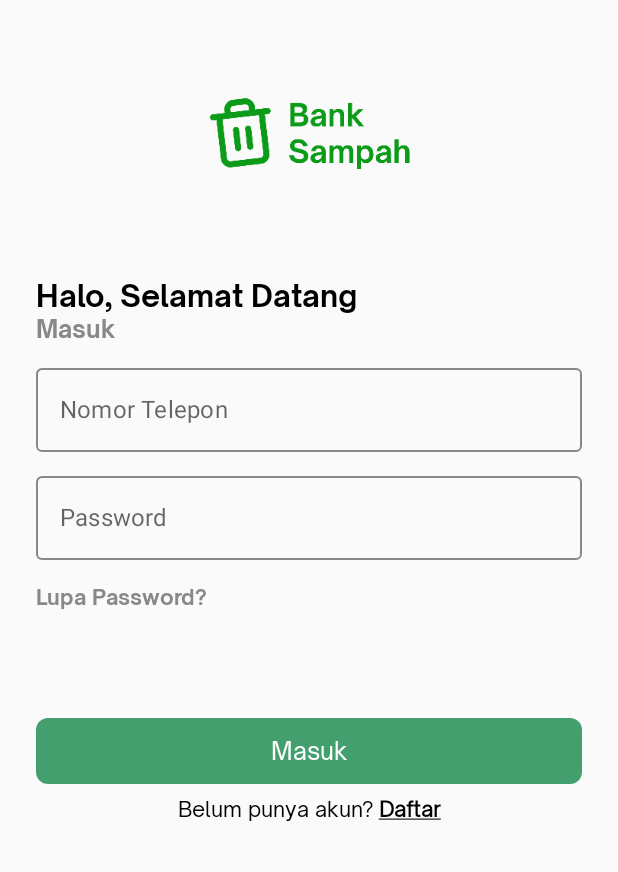
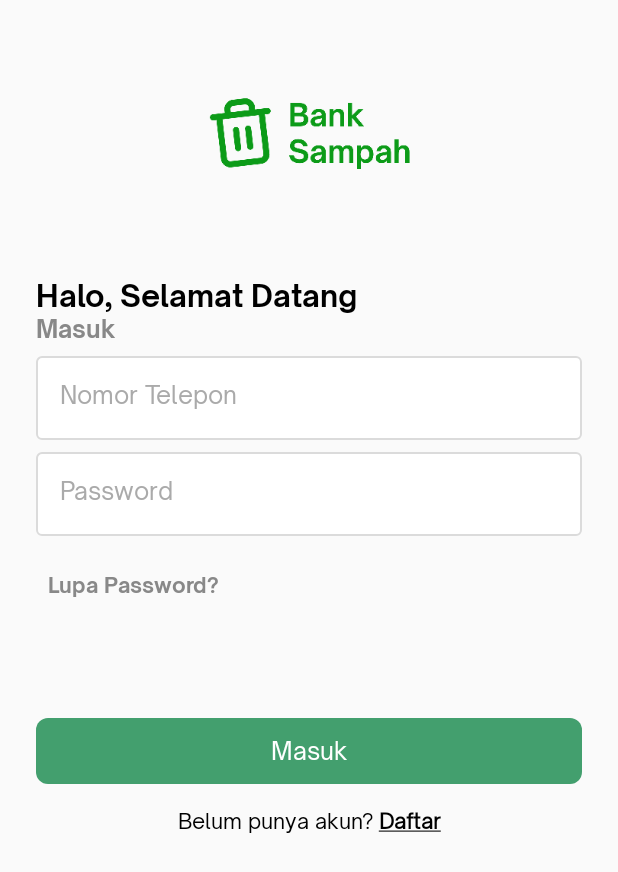
Before and after one commit to fahmirumagutawan/Jetpack-BankSampahRW5, an Android app built with Jetpack Compose: the LoginScreen screen opened through its navigation route, on a phone screen of 412 x 824 dp. Shown: the top 872 px of the screen. Run offline under Robolectric (Android 15) with nearby library versions, the phone set to English and light mode, and no system bars; our stand-ins replace Dagger/Hilt's generated code, Firebase (no records; nobody signed in at launch, a user with empty details on screens opened directly).

Commit message:
Some minor updates

```diff
--- a/app/src/main/java/com/filkom/banksampahdelima/DelimaContent.kt
+++ b/app/src/main/java/com/filkom/banksampahdelima/DelimaContent.kt
@@ -43,14 +43,16 @@ fun DelimaNavHost(mainViewModel: MainViewModel) {
                 navigateToOnboard = {
                     navController.navigate(route = AppNavRoute.OnboardScreen.name)
                 },
-                navigateToLogin = { /*TODO*/ },
+                navigateToLogin = {
+                    navController.navigate(route = AppNavRoute.LoginScreen.name)
+                },
                 navigateToHome = { /*TODO*/ }
             )
         }
 
         composable(route = AppNavRoute.OnboardScreen.name) {
             OnboardScreen(
-                navigateToLogin = {  navController.navigate(route = AppNavRoute.LoginScreen.name) },
+                navigateToLogin = { navController.navigate(route = AppNavRoute.LoginScreen.name) },
                 navigateToRegister = { navController.navigate(route = AppNavRoute.SignupScreen.name) })
         }
 
--- /dev/null
+++ b/app/src/main/java/com/filkom/banksampahdelima/component/AppTextInput.kt
@@ -0,0 +1,122 @@
+package com.filkom.banksampahdelima.component
+
+import androidx.compose.foundation.layout.Arrangement
+import androidx.compose.foundation.layout.Column
+import androidx.compose.foundation.layout.Row
+import androidx.compose.foundation.shape.RoundedCornerShape
+import androidx.compose.foundation.text.KeyboardActions
+import androidx.compose.foundation.text.KeyboardOptions
+import androidx.compose.material.Icon
+import androidx.compose.material.MaterialTheme
+import androidx.compose.material.OutlinedTextField
+import androidx.compose.material.TextFieldDefaults
+import androidx.compose.runtime.Composable
+import androidx.compose.ui.Alignment
+import androidx.compose.ui.Modifier
+import androidx.compose.ui.graphics.Color
+import androidx.compose.ui.graphics.Shape
+import androidx.compose.ui.text.TextStyle
+import androidx.compose.ui.text.input.VisualTransformation
+import androidx.compose.ui.unit.Dp
+import androidx.compose.ui.unit.dp
+import coil.compose.rememberAsyncImagePainter
+import com.filkom.banksampahdelima.R
+import com.filkom.banksampahdelima.ui.theme.AppColor
+
+@Composable
+fun AppTextInputNormal(
+    modifier: Modifier = Modifier,
+    contentSpacing: Dp = 4.dp,
+    showWarningMessage: Boolean = false,
+    warningMessage: String = "",
+    label: String = "",
+    placeHolder: String,
+    textStyle: TextStyle = TextType.Body1.style,
+    value: String,
+    onValueChange: (String) -> Unit,
+    shape: Shape = RoundedCornerShape(4.dp),
+    enabled: Boolean = true,
+    readOnly: Boolean = false,
+    leadingIcon: @Composable (() -> Unit)? = null,
+    trailingIcon: @Composable (() -> Unit)? = null,
+    isError: Boolean = false,
+    visualTransformation: VisualTransformation = VisualTransformation.None,
+    keyboardOptions: KeyboardOptions = KeyboardOptions.Default,
+    keyboardActions: KeyboardActions = KeyboardActions.Default,
+    singleLine: Boolean = false,
+    maxLines: Int = Int.MAX_VALUE,
+    textColor: Color = AppColor.Black,
+    placeHolderColor: Color = AppColor.GrayPlaceholder,
+    disabledTextColor: Color = AppColor.GrayDisabled,
+    backgroundColor: Color = if (enabled) AppColor.White else AppColor.GrayDisabled,
+    cursorColor: Color = AppColor.Black,
+    errorCursorColor: Color = AppColor.Error,
+    focusedIndicatorColor: Color = AppColor.Primary500,
+    unfocusedIndicatorColor: Color = AppColor.GrayDisabled,
+    disabledIndicatorColor: Color = AppColor.GrayDisabled,
+    errorIndicatorColor: Color = AppColor.Error
+) {
+    Column(verticalArrangement = Arrangement.spacedBy(contentSpacing)) {
+        if (label.isNotEmpty()) {
+            AppText(text = label, textType = TextType.Body1)
+        }
+        OutlinedTextField(
+            modifier = modifier,
+            shape = shape,
+            readOnly = readOnly,
+            leadingIcon = leadingIcon,
+            trailingIcon = trailingIcon,
+            isError = isError,
+            visualTransformation = visualTransformation,
+            keyboardOptions = keyboardOptions,
+            keyboardActions = keyboardActions,
+            singleLine = singleLine,
+            maxLines = maxLines,
+            value = value,
+            onValueChange = onValueChange,
+            colors = TextFieldDefaults.textFieldColors(
+                textColor = textColor,
+                disabledTextColor = disabledTextColor,
+                backgroundColor = backgroundColor,
+                cursorColor = cursorColor,
+                errorCursorColor = errorCursorColor,
+                focusedIndicatorColor = focusedIndicatorColor,
+                unfocusedIndicatorColor = unfocusedIndicatorColor,
+                disabledIndicatorColor = disabledIndicatorColor,
+                errorIndicatorColor = errorIndicatorColor
+            ),
+            placeholder = {
+                AppText(
+                    text = placeHolder,
+                    textType = TextType.Body1,
+                    color = placeHolderColor
+                )
+            },
+            textStyle = textStyle
+        )
+
+        if (showWarningMessage) {
+            Row(
+                horizontalArrangement = Arrangement.spacedBy(8.dp),
+                verticalAlignment = Alignment.CenterVertically
+            ) {
+                Icon(
+                    painter = rememberAsyncImagePainter(model = R.drawable.ic_alert),
+                    contentDescription = "Alert icon",
+                    tint = when {
+                        isError -> AppColor.Error
+                        else -> AppColor.GrayPlaceholder
+                    }
+                )
+                AppText(
+                    text = warningMessage,
+                    textType = TextType.Body2,
+                    color = when {
+                        isError -> AppColor.Error
+                        else -> AppColor.GrayPlaceholder
+                    }
+                )
+            }
+        }
+    }
+}
--- a/app/src/main/java/com/filkom/banksampahdelima/screen/OnboardScreen.kt
+++ b/app/src/main/java/com/filkom/banksampahdelima/screen/OnboardScreen.kt
@@ -2,6 +2,7 @@ package com.filkom.banksampahdelima.screen
 
 import androidx.compose.foundation.layout.Arrangement
 import androidx.compose.foundation.layout.Arrangement.Absolute.SpaceBetween
+import androidx.compose.foundation.layout.Box
 import androidx.compose.foundation.layout.Column
 import androidx.compose.foundation.layout.Row
 import androidx.compose.foundation.layout.Spacer
@@ -14,6 +15,7 @@ import androidx.compose.foundation.lazy.LazyColumn
 import androidx.compose.runtime.Composable
 import androidx.compose.runtime.rememberCoroutineScope
 import androidx.compose.ui.Alignment
+import androidx.compose.ui.Alignment.Companion.Center
 import androidx.compose.ui.Alignment.Companion.CenterVertically
 import androidx.compose.ui.Modifier
 import androidx.compose.ui.platform.LocalConfiguration
@@ -44,6 +46,7 @@ fun OnboardScreen(
     val imgWidth = LocalConfiguration.current.screenWidthDp / 1.5
     val pagerState = rememberPagerState()
     val coroutineScope = rememberCoroutineScope()
+    val halfHeight = LocalConfiguration.current.screenHeightDp / 2
 
     //Function
 
@@ -55,22 +58,28 @@ fun OnboardScreen(
         OnboardItem.values()[index].let { item ->
             LazyColumn(
                 modifier = Modifier
-                    .padding(32.dp)
+                    .padding(horizontal = 32.dp)
                     .fillMaxSize(),
-                verticalArrangement = Arrangement.SpaceBetween,
                 horizontalAlignment = Alignment.CenterHorizontally
             ) {
                 //Img
                 item {
+                    Box(modifier = Modifier.height(halfHeight.dp), contentAlignment = Center) {
                         AsyncImage(
                             modifier = Modifier.width(imgWidth.dp),
                             model = item.imgId,
                             contentDescription = item.name
                         )
                     }
+                }
 
                 //Title & Content
                 item {
+                    Column(
+                        modifier = Modifier.height(halfHeight.dp),
+                        verticalArrangement = Arrangement.SpaceBetween
+                    ) {
+                        //Texts
                         Column(verticalArrangement = Arrangement.spacedBy(8.dp)) {
                             AppText(text = item.title, textType = TextType.H1)
 
@@ -102,12 +111,10 @@ fun OnboardScreen(
                                 }
                             }
                         }
-                }
 
-                //Bottom section
-                item {
+                        //Btns
                         Row(
-                        modifier = Modifier.fillMaxWidth(),
+                            modifier = Modifier.fillMaxWidth().padding(bottom = 32.dp),
                             verticalAlignment = CenterVertically,
                             horizontalArrangement = SpaceBetween
                         ) {
@@ -142,6 +149,7 @@ fun OnboardScreen(
             }
         }
     }
+}
 
 enum class OnboardItem(
     val imgId: Int,
--- a/app/src/main/java/com/filkom/banksampahdelima/screen/auth/LoginScreen.kt
+++ b/app/src/main/java/com/filkom/banksampahdelima/screen/auth/LoginScreen.kt
@@ -28,6 +28,8 @@ import coil.compose.AsyncImage
 import com.filkom.banksampahdelima.R
 import com.filkom.banksampahdelima.component.AppButton
 import com.filkom.banksampahdelima.component.AppText
+import com.filkom.banksampahdelima.component.AppTextButton
+import com.filkom.banksampahdelima.component.AppTextInputNormal
 import com.filkom.banksampahdelima.component.TextType
 import com.filkom.banksampahdelima.viewmodel.LoginViewModel
 
@@ -67,54 +69,87 @@ fun LoginScreen(
 
         // Phone Number
         Spacer(modifier = Modifier.height(8.dp))
-        OutlinedTextField(
+//        OutlinedTextField(
+//            value = viewModel.phoneNumberState.value,
+//            onValueChange = {
+//                viewModel.phoneNumberState.value = it
+//            },
+//            label = {
+//                Text(text = "Nomor Telepon")
+//            },
+//            singleLine = true,
+//            maxLines = 1,
+//            colors = TextFieldDefaults.outlinedTextFieldColors(
+//                focusedBorderColor = Color.Gray,
+//                unfocusedBorderColor = Color.Gray,
+//                focusedLabelColor = Color.Gray
+//            ),
+//            keyboardOptions = KeyboardOptions(
+//                keyboardType = KeyboardType.Number,
+//                imeAction = ImeAction.Done
+//            ),
+//            modifier = Modifier.fillMaxWidth()
+//        )
+        AppTextInputNormal(
+            modifier = Modifier.fillMaxWidth(),
+            placeHolder = "Nomor Telepon",
             value = viewModel.phoneNumberState.value,
+            keyboardOptions = KeyboardOptions(keyboardType = KeyboardType.Decimal),
             onValueChange = {
+                viewModel.phoneNumberFirstState.value = false
                 viewModel.phoneNumberState.value = it
             },
-            label = {
-                Text(text = "Nomor Telepon")
-            },
-            singleLine = true,
-            maxLines = 1,
-            colors = TextFieldDefaults.outlinedTextFieldColors(
-                focusedBorderColor = Color.Gray,
-                unfocusedBorderColor = Color.Gray,
-                focusedLabelColor = Color.Gray
-            ),
-            keyboardOptions = KeyboardOptions(
-                keyboardType = KeyboardType.Number,
-                imeAction = ImeAction.Done
-            ),
-            modifier = Modifier.fillMaxWidth()
+            isError = !viewModel.isPhoneNumberValid.value
+                    || !viewModel.isPhoneNumberNotEmpty.value,
+            showWarningMessage = !viewModel.isPhoneNumberValid.value
+                    || !viewModel.isPhoneNumberNotEmpty.value,
+            warningMessage = "Pastikan format nomor anda benar"
         )
 
         // Password
         Spacer(modifier = Modifier.height(8.dp))
-        OutlinedTextField(
+//        OutlinedTextField(
+//            value = viewModel.passwordState.value,
+//            onValueChange = {
+//                viewModel.passwordState.value = it
+//            },
+//            label = {
+//                Text(text = "Password")
+//            },
+//            singleLine = true,
+//            maxLines = 1,
+//            visualTransformation = PasswordVisualTransformation(),
+//            colors = TextFieldDefaults.outlinedTextFieldColors(
+//                focusedBorderColor = Color.Gray,
+//                unfocusedBorderColor = Color.Gray,
+//                focusedLabelColor = Color.Gray
+//            ),
+//            modifier = Modifier.fillMaxWidth()
+//        )
+        AppTextInputNormal(
+            modifier = Modifier.fillMaxWidth(),
+            placeHolder = "Password",
             value = viewModel.passwordState.value,
+            visualTransformation = PasswordVisualTransformation(),
             onValueChange = {
+                viewModel.passwordFirstState.value = false
                 viewModel.passwordState.value = it
             },
-            label = {
-                Text(text = "Password")
-            },
-            singleLine = true,
-            maxLines = 1,
-            visualTransformation = PasswordVisualTransformation(),
-            colors = TextFieldDefaults.outlinedTextFieldColors(
-                focusedBorderColor = Color.Gray,
-                unfocusedBorderColor = Color.Gray,
-                focusedLabelColor = Color.Gray
-            ),
-            modifier = Modifier.fillMaxWidth()
+            isError = !viewModel.isPasswordValid.value
+                    || !viewModel.isPasswordNotEmpty.value,
+            showWarningMessage = !viewModel.isPasswordValid.value
+                    || !viewModel.isPasswordNotEmpty.value,
+            warningMessage = "Pastikan password sepanjang 6 huruf atau lebih"
         )
+
         Spacer(modifier = Modifier.height(16.dp))
+        AppTextButton(onClick = navigateToForgetPassword) {
             AppText(
                 text = "Lupa Password?",
                 textType = TextType.H5,
                 color = Color.Gray
             )
+        }
 
         // Button
         Spacer(modifier = Modifier.height(72.dp))
@@ -133,6 +168,7 @@ fun LoginScreen(
             modifier = Modifier.fillMaxWidth(),
             horizontalAlignment = Alignment.CenterHorizontally
         ) {
+            AppTextButton(onClick = navigateToSignup) {
                 Text(
                     text = buildAnnotatedString {
                         append("Belum punya akun? ")
@@ -146,11 +182,9 @@ fun LoginScreen(
                         }
                     },
                     fontFamily = FontFamily(Font(R.font.opensauceone_regular)),
-                fontSize = 14.sp,
-                modifier = Modifier.clickable {
-                    navigateToSignup()
-                }
+                    fontSize = 14.sp
                 )
             }
         }
     }
+}
--- a/app/src/main/java/com/filkom/banksampahdelima/ui/theme/AppColor.kt
+++ b/app/src/main/java/com/filkom/banksampahdelima/ui/theme/AppColor.kt
@@ -6,7 +6,8 @@ object AppColor {
     val Black = Color(0xff000000)
     val White = Color(0xffffffff)
 
-    val GrayDisabled = Color(0xfDBDBDB)
+    val GrayDisabled = Color(0xffDBDBDB)
+    val GrayPlaceholder = Color(0xFFAAAAAA)
 
     val Primary600 = Color(0xff6ACC1A)
     val Primary500 = Color(0xff439F6E)
--- a/app/src/main/java/com/filkom/banksampahdelima/viewmodel/LoginViewModel.kt
+++ b/app/src/main/java/com/filkom/banksampahdelima/viewmodel/LoginViewModel.kt
@@ -1,6 +1,7 @@
 package com.filkom.banksampahdelima.viewmodel
 
 
+import androidx.compose.runtime.derivedStateOf
 import androidx.compose.runtime.mutableStateOf
 import androidx.lifecycle.ViewModel
 import com.filkom.core.data.repository.Repository
@@ -12,7 +13,25 @@ class LoginViewModel @Inject constructor(
     private val repository: Repository,
 ) : ViewModel() {
     var phoneNumberState = mutableStateOf("")
+    val phoneNumberFirstState = mutableStateOf(true)
+    val isPhoneNumberValid = derivedStateOf {
+        phoneNumberState.value.length >= 8
+                || phoneNumberFirstState.value
+    }
+    val isPhoneNumberNotEmpty = derivedStateOf {
+        phoneNumberState.value.isNotEmpty()
+                || phoneNumberFirstState.value
+    }
     var passwordState = mutableStateOf("")
+    val passwordFirstState = mutableStateOf(true)
+    val isPasswordValid = derivedStateOf {
+        passwordState.value.length >= 6
+                || passwordFirstState.value
+    }
+    val isPasswordNotEmpty = derivedStateOf {
+        passwordState.value.isNotEmpty()
+                || passwordFirstState.value
+    }
     var isLoginSuccess = mutableStateOf(false)
 
     fun login() {
--- a/app/src/main/java/com/filkom/banksampahdelima/viewmodel/SignupViewModel.kt
+++ b/app/src/main/java/com/filkom/banksampahdelima/viewmodel/SignupViewModel.kt
@@ -40,7 +40,6 @@ class SignupViewModel @Inject constructor(
             !isPasswordError.value &&
             checkedState.value
         ) {
-
             val email = phoneNumberState.value + "@gmail.com"
             val password = passwordState.value
 
--- /dev/null
+++ b/app/src/main/res/drawable/ic_alert.xml
@@ -0,0 +1,9 @@
+<vector xmlns:android="http://schemas.android.com/apk/res/android"
+    android:width="14dp"
+    android:height="14dp"
+    android:viewportWidth="14"
+    android:viewportHeight="14">
+  <path
+      android:pathData="M7,13.667C3.318,13.667 0.333,10.682 0.333,7C0.333,3.318 3.318,0.333 7,0.333C10.682,0.333 13.667,3.318 13.667,7C13.667,10.682 10.682,13.667 7,13.667ZM7,12.333C8.414,12.333 9.771,11.771 10.771,10.771C11.771,9.771 12.333,8.414 12.333,7C12.333,5.585 11.771,4.229 10.771,3.229C9.771,2.228 8.414,1.667 7,1.667C5.585,1.667 4.229,2.228 3.229,3.229C2.229,4.229 1.667,5.585 1.667,7C1.667,8.414 2.229,9.771 3.229,10.771C4.229,11.771 5.585,12.333 7,12.333ZM6.333,9H7.667V10.333H6.333V9ZM6.333,3.667H7.667V7.667H6.333V3.667Z"
+      android:fillColor="#667085"/>
+</vector>
```
Lines whose indentation alone changed are shown as unchanged.
